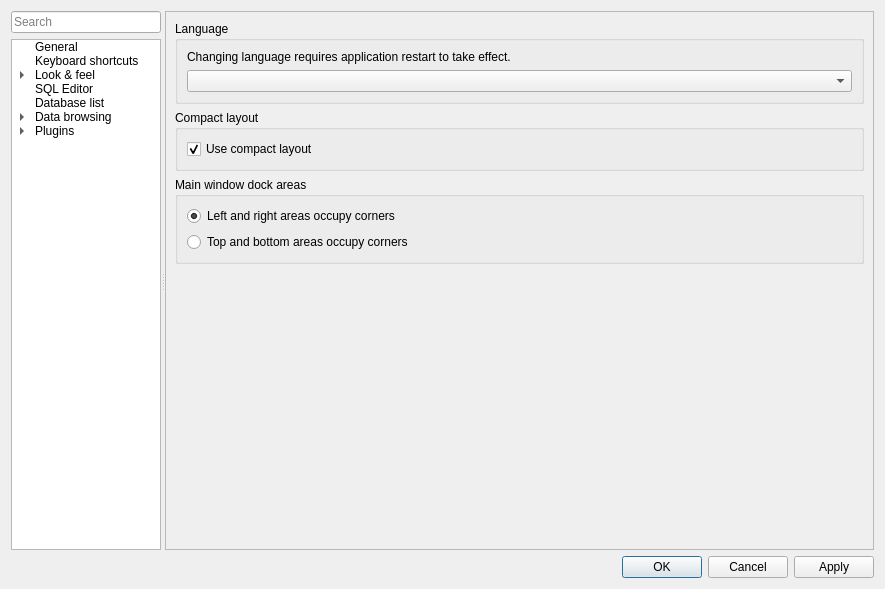
First picture: the form in SQLiteStudio3/guiSQLiteStudio/dialogs/configdialog.ui, repository pawelsalawa/sqlitestudio, before the edit.
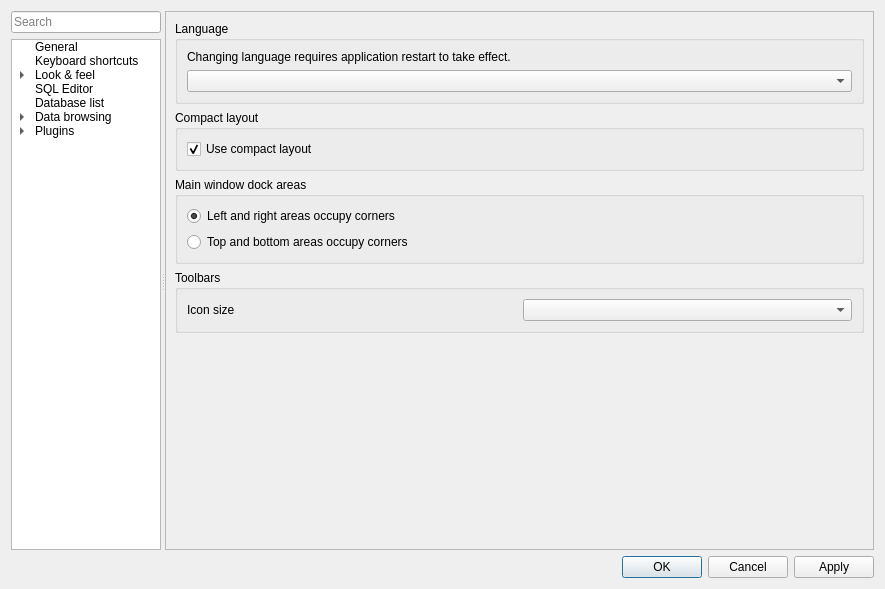
Second picture: the form after the edit. The open tabs and pages were chosen to show the change. Icons and pictures are not drawn. Custom widgets are drawn as their Qt base class.

Commit message: #5449 User can now change size of icons on toolbars.

```diff
--- a/SQLiteStudio3/guiSQLiteStudio/dialogs/configdialog.ui
+++ b/SQLiteStudio3/guiSQLiteStudio/dialogs/configdialog.ui
@@ -1983,8 +1983,8 @@
                <rect>
                 <x>0</x>
                 <y>0</y>
-                <width>389</width>
-                <height>288</height>
+                <width>711</width>
+                <height>538</height>
                </rect>
               </property>
               <layout class="QVBoxLayout" name="verticalLayout_31">
@@ -2082,6 +2082,38 @@
                  </layout>
                 </widget>
                </item>
+               <item>
+                <widget class="QGroupBox" name="toolbarsGroup">
+                 <property name="title">
+                  <string>Toolbars</string>
+                 </property>
+                 <layout class="QGridLayout" name="gridLayout_15">
+                  <item row="0" column="0">
+                   <widget class="QLabel" name="tbIconSizeLabel">
+                    <property name="toolTip">
+                     <string>&lt;html&gt;&lt;head/&gt;&lt;body&gt;&lt;p&gt;Expressed in percentage of default size.&lt;/p&gt;&lt;/body&gt;&lt;/html&gt;</string>
+                    </property>
+                    <property name="text">
+                     <string>Icon size</string>
+                    </property>
+                   </widget>
+                  </item>
+                  <item row="0" column="1">
+                   <widget class="QComboBox" name="tbIconSizeCombo">
+                    <property name="toolTip">
+                     <string>&lt;html&gt;&lt;head/&gt;&lt;body&gt;&lt;p&gt;Expressed in percentage of default size.&lt;/p&gt;&lt;/body&gt;&lt;/html&gt;</string>
+                    </property>
+                    <property name="cfg" stdset="0">
+                     <string>General.ToolBarIconSize</string>
+                    </property>
+                    <property name="dataDrivenCombo" stdset="0">
+                     <bool>true</bool>
+                    </property>
+                   </widget>
+                  </item>
+                 </layout>
+                </widget>
+               </item>
                <item>
                 <spacer name="verticalSpacer_5">
                  <property name="orientation">
```
Left out of the diff: 2 changed lines with no effect on the pictures. The commit also changes 13 other files.
